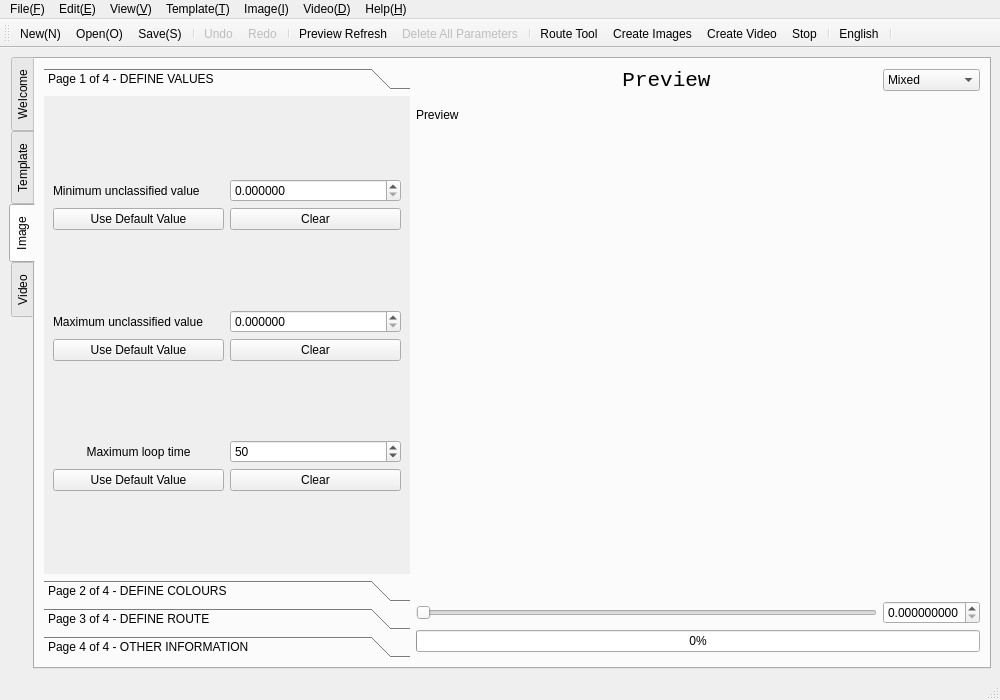
Above: mainwindow.ui from Teddy-van-Jerry/Fractal_Designer before the change. Below: the same form after it.
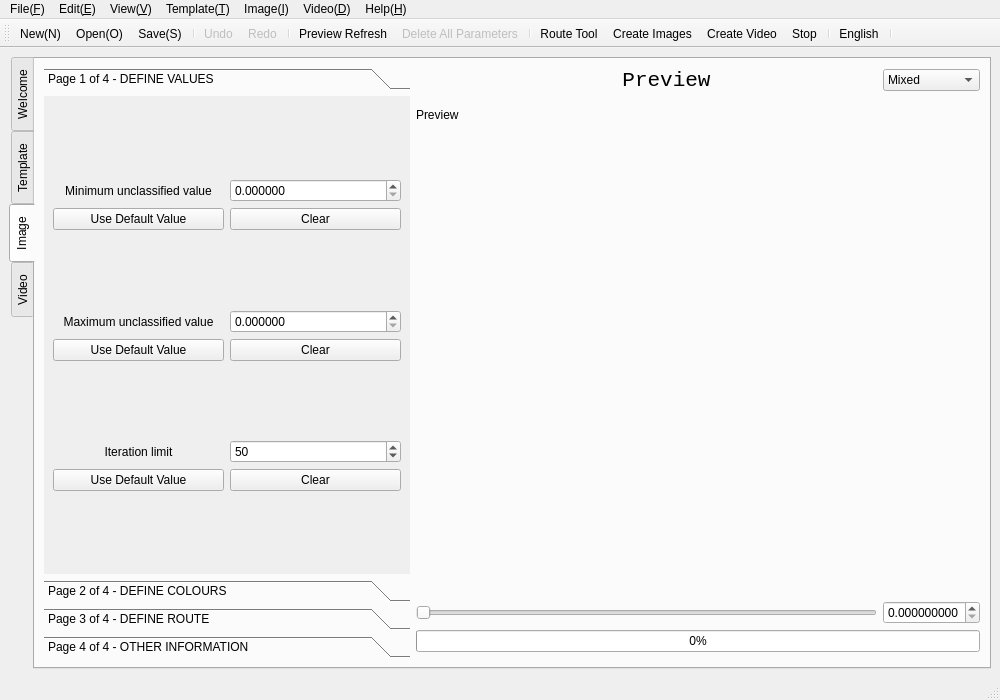
That is the form after the change. The open tabs and pages were chosen to show the change. Icons and pictures are not drawn.

```diff
--- a/mainwindow.ui
+++ b/mainwindow.ui
@@ -602,7 +602,7 @@
               <rect>
                <x>0</x>
                <y>0</y>
-               <width>389</width>
+               <width>413</width>
                <height>417</height>
               </rect>
              </property>
@@ -721,12 +721,15 @@
                   <property name="text">
                    <string>Maximum unclassified value</string>
                   </property>
+                  <property name="alignment">
+                   <set>Qt::AlignCenter</set>
+                  </property>
                  </widget>
                 </item>
                 <item row="7" column="0">
                  <widget class="QLabel" name="label_25">
                   <property name="text">
-                   <string>Maximum loop time</string>
+                   <string>Iteration limit</string>
                   </property>
                   <property name="alignment">
                    <set>Qt::AlignCenter</set>
@@ -745,6 +748,9 @@
                   <property name="text">
                    <string>Minimum unclassified value</string>
                   </property>
+                  <property name="alignment">
+                   <set>Qt::AlignCenter</set>
+                  </property>
                  </widget>
                 </item>
                 <item row="9" column="0">
```
Left out of the diff: 29 changed lines with no effect on the pictures.
